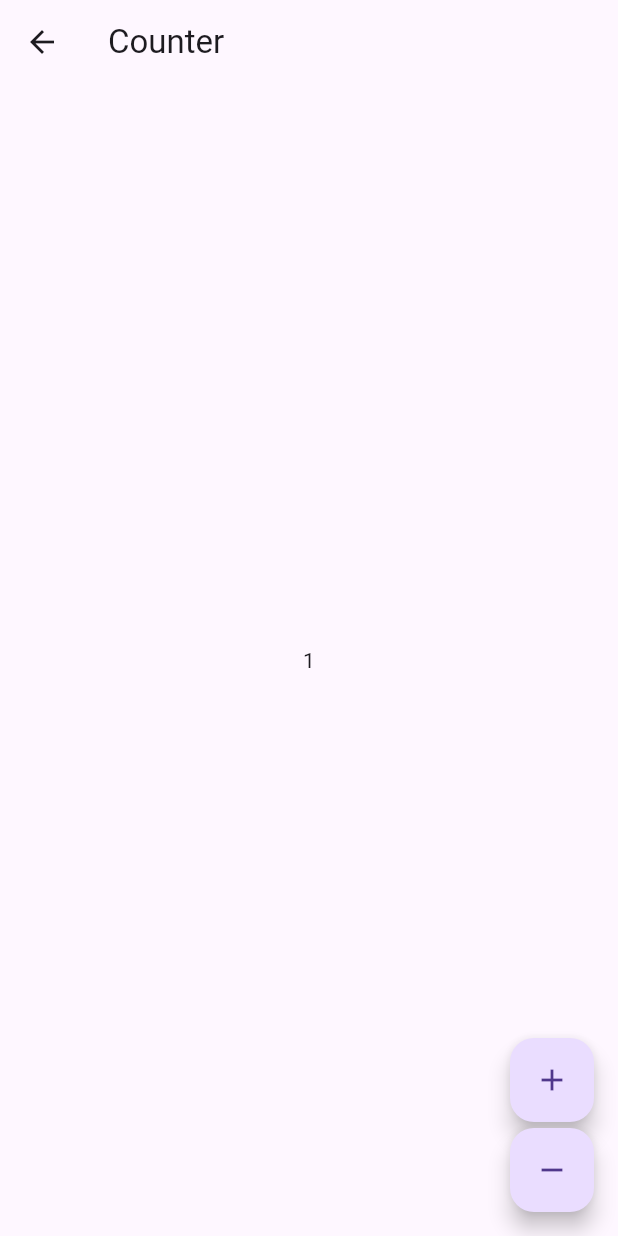
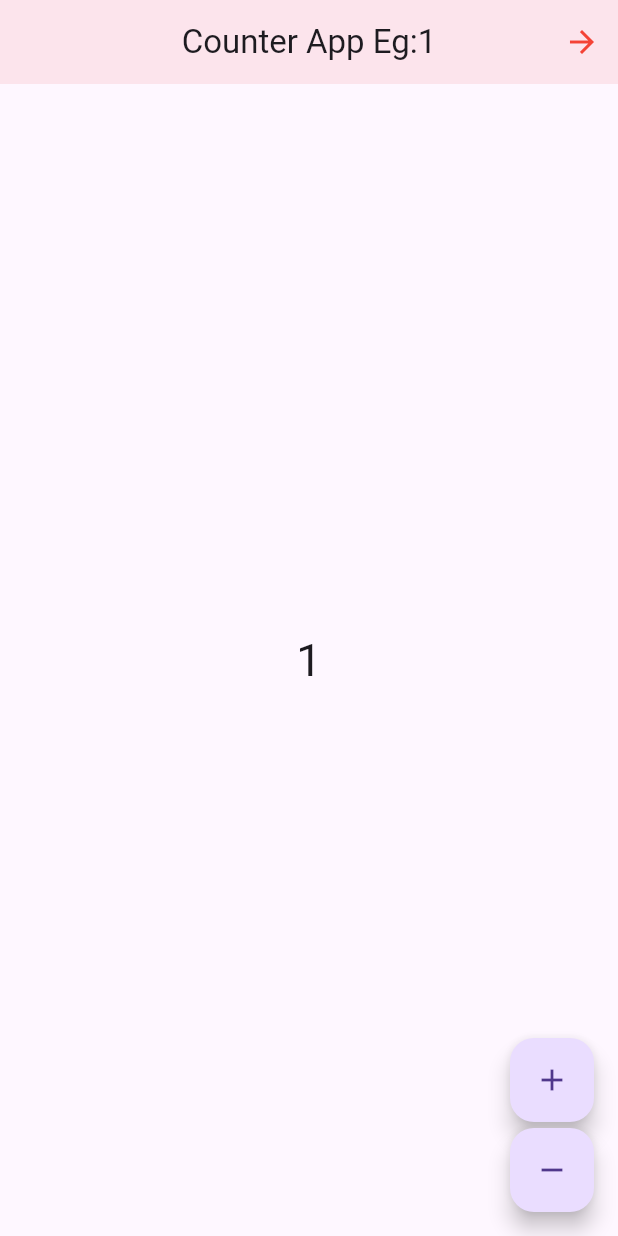
Before and after one commit to Muzammilsajid121/flutter_bloc_learn_cubit, a Flutter app: the CounterPage screen opened directly, on a phone screen of 412 x 824 dp. Run offline on Flutter 3.47's test engine with Material 3 defaults, Android fonts, the phone set to English and light mode, and no system bars; our stand-ins replace bloc, flutter_bloc.

Commit message:
more examples

```diff
--- a/lib/counter_basic_eg/counter_page.dart
+++ b/lib/counter_basic_eg1/counter_page.dart
@@ -1,6 +1,8 @@
 import 'package:flutter/material.dart';
 import 'package:flutter_bloc/flutter_bloc.dart';
-import 'package:flutter_bloc_learn/counter_basic_eg/counter_cubit.dart';
+import 'package:flutter_bloc_learn/counter_basic_eg1/counter_cubit.dart';
+import 'package:flutter_bloc_learn/show_loader_eg/loader_page.dart';
+import 'package:flutter_bloc_learn/widgets/custom_appbar.dart';
 
 class CounterPage extends StatelessWidget {
   const CounterPage({super.key});
@@ -9,20 +11,22 @@ class CounterPage extends StatelessWidget {
   Widget build(BuildContext context) {
     debugPrint('build once');
     return Scaffold(
-      appBar: AppBar(title: const Text('Counter')),
+      appBar: CustomAppBar(title: 'Counter App Eg:1', onNext: () => Navigator.push(context, MaterialPageRoute(builder: (context)=> LoaderPage())) ,),
       body: BlocBuilder<CounterCubit, int>(
-        builder: (context, count) => Center(child: Text('$count')),
+        builder: (context, count) => Center(child: Text('$count', style: TextStyle(fontSize: 30),)),
       ),
       floatingActionButton: Column(
         crossAxisAlignment: CrossAxisAlignment.end,
         mainAxisAlignment: MainAxisAlignment.end,
-        children: <Widget>[
+        children: [
           FloatingActionButton(
+            heroTag: 'incrementBtn',
             child: const Icon(Icons.add),
             onPressed: () => context.read<CounterCubit>().increment(),
           ),
           const SizedBox(height: 4),
           FloatingActionButton(
+            heroTag: 'decrementBtn',
             child: const Icon(Icons.remove),
             onPressed: () => context.read<CounterCubit>().decrement(),
           ),
--- a/lib/show_loader_eg/loader_page.dart
+++ b/lib/show_loader_eg/loader_page.dart
@@ -12,7 +12,7 @@ class LoaderPage extends StatefulWidget {
 class _LoaderPageState extends State<LoaderPage> {
   @override
   Widget build(BuildContext context) {
-    print('whole screen updated');
+    debugPrint('whole screen updated');
     return  Scaffold(
       appBar: AppBar(title: Text('Showing Loader With Bloc'), centerTitle: true,),
       body: BlocBuilder <LaoderCubit, String>(
--- /dev/null
+++ b/lib/widgets/custom_appbar.dart
@@ -0,0 +1,30 @@
+import 'package:flutter/material.dart';
+
+class CustomAppBar extends StatelessWidget implements PreferredSizeWidget {
+  final String title;
+  final VoidCallback? onNext;
+
+  const CustomAppBar({
+    super.key,
+    required this.title,
+    this.onNext,
+  });
+
+  @override
+  Widget build(BuildContext context) {
+    return AppBar(
+      backgroundColor: Colors.pink.shade50,
+      title: Text(title),
+      centerTitle: true,
+      actions: [
+        IconButton(
+          icon: const Icon(Icons.arrow_forward), color: Colors.red, tooltip: 'Next Bloc Example',
+          onPressed: onNext,
+        ),
+      ],
+    );
+  }
+
+  @override
+  Size get preferredSize => const Size.fromHeight(kToolbarHeight);
+}
```
Also changed, not shown: lib/counter_basic_eg1/counter_cubit.dart (renamed from lib/counter_basic_eg/counter_cubit.dart, +2 -6 lines), lib/global_bloc_access_theme.dart (+2 -49 lines), lib/main.dart (+13 -28 lines), 1 other file.
